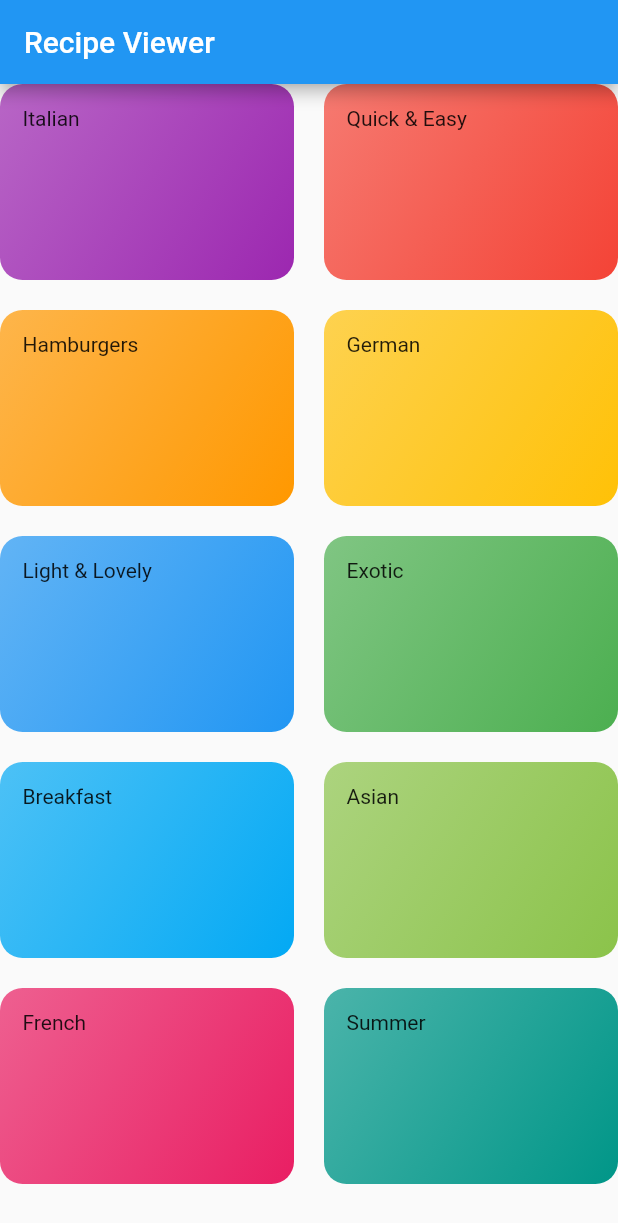
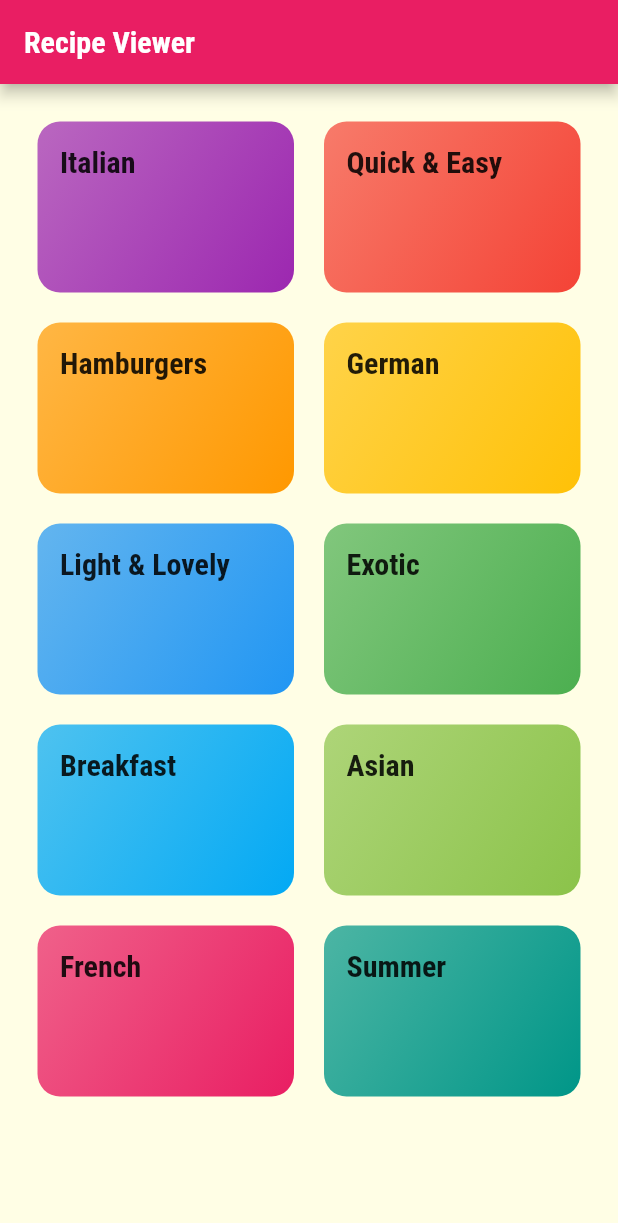
Before and after one commit to steadysamwise4/recipe_viewer, a Flutter app: the screen it shows after launch, on a phone screen of 412 x 824 dp. Shown: the top 1223 px of the screen. Run offline on Flutter 3.47's test engine with Material 2 defaults, Android fonts, the phone set to English and light mode, and no system bars.

Commit message:
fonts and styling, dummy category_meals_screen navigation added

```diff
--- a/lib/categories_screen.dart
+++ b/lib/categories_screen.dart
@@ -16,6 +16,7 @@ class CategoriesScreen extends StatelessWidget {
         title: const Text('Recipe Viewer'),
       ),
       body: GridView(
+        padding: const EdgeInsets.all(25),
         gridDelegate: const SliverGridDelegateWithMaxCrossAxisExtent(
             maxCrossAxisExtent: 200,
             childAspectRatio: 3 / 2,
--- a/lib/category_item.dart
+++ b/lib/category_item.dart
@@ -1,7 +1,6 @@
-import 'package:flutter/src/widgets/container.dart';
-import 'package:flutter/src/widgets/framework.dart';
+import 'package:flutter/material.dart';
 
-import 'package:flutter/material.dart';
+import './category_meals_screen.dart';
 
 class CategoryItem extends StatelessWidget {
   const CategoryItem(this.title, this.color, {super.key});
@@ -9,9 +8,23 @@ class CategoryItem extends StatelessWidget {
   final String title;
   final Color color;
 
+  void selectCategory(BuildContext ctx) {
+    Navigator.of(ctx).push(
+      MaterialPageRoute(
+        builder: (_) {
+          return const CategoryMealsScreen();
+        },
+      ),
+    );
+  }
+
   @override
   Widget build(BuildContext context) {
-    return Container(
+    return InkWell(
+      onTap: () => selectCategory(context),
+      splashColor: Theme.of(context).colorScheme.primary,
+      borderRadius: BorderRadius.circular(15),
+      child: Container(
         padding: const EdgeInsets.all(15),
         decoration: BoxDecoration(
           gradient: LinearGradient(
@@ -24,7 +37,11 @@ class CategoryItem extends StatelessWidget {
           ),
           borderRadius: BorderRadius.circular(15),
         ),
-      child: Text(title),
+        child: Text(
+          title,
+          style: Theme.of(context).textTheme.headline6,
+        ),
+      ),
     );
   }
 }
--- a/lib/main.dart
+++ b/lib/main.dart
@@ -9,10 +9,22 @@ class MyApp extends StatelessWidget {
   @override
   Widget build(BuildContext context) {
     return MaterialApp(
-      title: 'DeliMeals',
+      title: 'Recipe Viewer',
       theme: ThemeData(
-        primarySwatch: Colors.blue,
-      ),
+          canvasColor: const Color.fromRGBO(255, 254, 229, 1),
+          colorScheme: ColorScheme.fromSwatch(primarySwatch: Colors.pink)
+              .copyWith(secondary: Colors.amber),
+          fontFamily: 'Raleway',
+          textTheme: ThemeData.light().textTheme.copyWith(
+              bodyText1: const TextStyle(
+                color: Color.fromRGBO(20, 51, 51, 1),
+              ),
+              bodyText2: const TextStyle(color: Color.fromRGBO(20, 51, 51, 1)),
+              headline6: const TextStyle(
+                fontSize: 20,
+                fontFamily: 'RobotoCondensed',
+                fontWeight: FontWeight.bold,
+              ))),
       home: const CategoriesScreen(),
     );
   }
```
Also changed, not shown: lib/category_meals_screen.dart (added, +19 -0 lines), pubspec.yaml (+19 -10 lines), assets/fonts/Raleway-Black.ttf (added), assets/fonts/Raleway-Bold.ttf (added), assets/fonts/Raleway-Regular.ttf (added), assets/fonts/RobotoCondensed-Bold.ttf (added), assets/fonts/RobotoCondensed-Italic.ttf (added), assets/fonts/RobotoCondensed-Light.ttf (added), assets/fonts/RobotoCondensed-Regular.ttf (added). Lines whose indentation alone changed are shown as unchanged.
